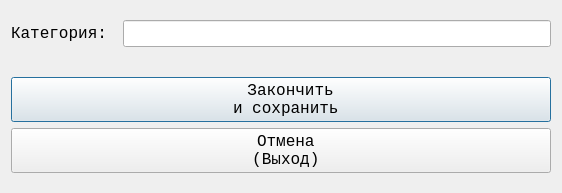
Old version of the form gui/dlg_edit_categories_ui.ui in the repository alkostuchkov/Songbook.
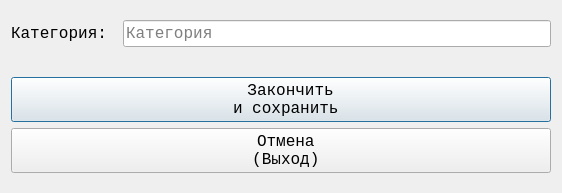
New version of the form.

What changed in the file:
```diff
--- a/gui/dlg_edit_categories_ui.ui
+++ b/gui/dlg_edit_categories_ui.ui
@@ -54,6 +54,9 @@
          <property name="cursor">
           <cursorShape>PointingHandCursor</cursorShape>
          </property>
+         <property name="placeholderText">
+          <string>Категория</string>
+         </property>
         </widget>
        </item>
       </layout>
```
